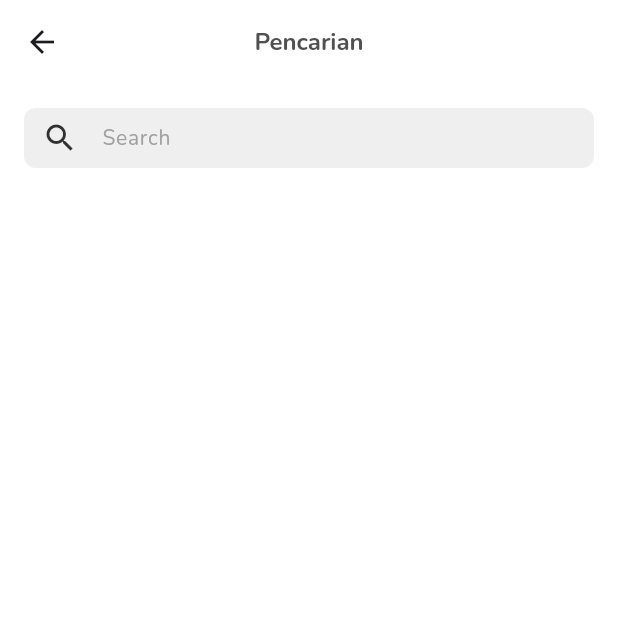
After one commit to RECYTHNG/flutter_recything, a Flutter app: the SearchResultCustomerService screen opened directly, on a phone screen of 412 x 824 dp, the top half of it. The commit adds this screen. Run offline on Flutter 3.47's test engine with Material 3 defaults, Android fonts, the phone set to English and light mode, and no system bars; our stand-ins replace flutter_svg.

Commit message:
feat : complete slicing for result search on customer service. style(search bar) : adding onSubmitted and suffix

```diff
--- /dev/null
+++ b/recything_application/lib/screens/customer_service/content/search_result_customer_service/search_result_customer_service_screen.dart
@@ -0,0 +1,62 @@
+import 'package:flutter/material.dart';
+import 'package:recything_application/constants/color_constant.dart';
+import 'package:recything_application/constants/text_style_constant.dart';
+import 'package:recything_application/widgets/global_search_bar.dart';
+
+class SearchResultCustomerService extends StatefulWidget {
+  const SearchResultCustomerService({super.key});
+
+  @override
+  State<SearchResultCustomerService> createState() =>
+      _SearchResultCustomerServiceState();
+}
+
+class _SearchResultCustomerServiceState
+    extends State<SearchResultCustomerService> {
+  final TextEditingController _searchController = TextEditingController();
+  var formKey = GlobalKey<FormState>();
+  String search = '';
+
+  @override
+  void dispose() {
+    _searchController.dispose();
+    super.dispose();
+  }
+
+  @override
+  Widget build(BuildContext context) {
+    return Scaffold(
+      backgroundColor: ColorConstant.whiteColor,
+      appBar: AppBar(
+        title: Text(
+          'Pencarian',
+          style: TextStyleConstant.boldTitle.copyWith(
+            fontSize: 16.0,
+            color: ColorConstant.netralColor800,
+            fontWeight: FontWeight.w700,
+          ),
+        ),
+        backgroundColor: ColorConstant.whiteColor,
+        centerTitle: true,
+      ),
+      body: Padding(
+        padding: const EdgeInsets.all(16.0),
+        child: Column(
+          children: [
+            GlobalSearchBar(
+              height: 40.0,
+              width: double.infinity,
+              hintText: 'Search',
+              controller: _searchController,
+              onSubmitted: (value) {
+                setState(() {
+                  search = value;
+                });
+              },
+            ),
+          ],
+        ),
+      ),
+    );
+  }
+}
--- a/recything_application/lib/widgets/global_search_bar.dart
+++ b/recything_application/lib/widgets/global_search_bar.dart
@@ -6,6 +6,7 @@ class GlobalSearchBar extends StatelessWidget {
   final Color? fillColor;
   final TextEditingController? controller;
   final Function(String)? onChanged;
+  final Function(String)? onSubmitted;
   final double height;
   final double width;
 
@@ -17,6 +18,7 @@ class GlobalSearchBar extends StatelessWidget {
     this.onChanged,
     required this.height,
     required this.width,
+    this.onSubmitted,
   });
 
   @override
@@ -27,6 +29,7 @@ class GlobalSearchBar extends StatelessWidget {
       child: TextField(
         controller: controller,
         onChanged: onChanged,
+        onSubmitted: onSubmitted,
         style: const TextStyle(
           fontSize: 14.0,
         ),
@@ -42,6 +45,17 @@ class GlobalSearchBar extends StatelessWidget {
             Icons.search,
             color: ColorConstant.netralColor900,
           ),
+          suffixIcon: controller?.text.isNotEmpty ?? false
+              ? IconButton(
+                  onPressed: () {
+                    controller?.clear();
+                  },
+                  icon: const Icon(
+                    Icons.close,
+                    color: ColorConstant.netralColor900,
+                  ),
+                )
+              : null,
           filled: true,
           fillColor: fillColor ?? ColorConstant.netralColor500,
           border: OutlineInputBorder(
```
Also changed, not shown: recything_application/lib/screens/customer_service/customer_service_screen.dart (+22 -1 lines).
